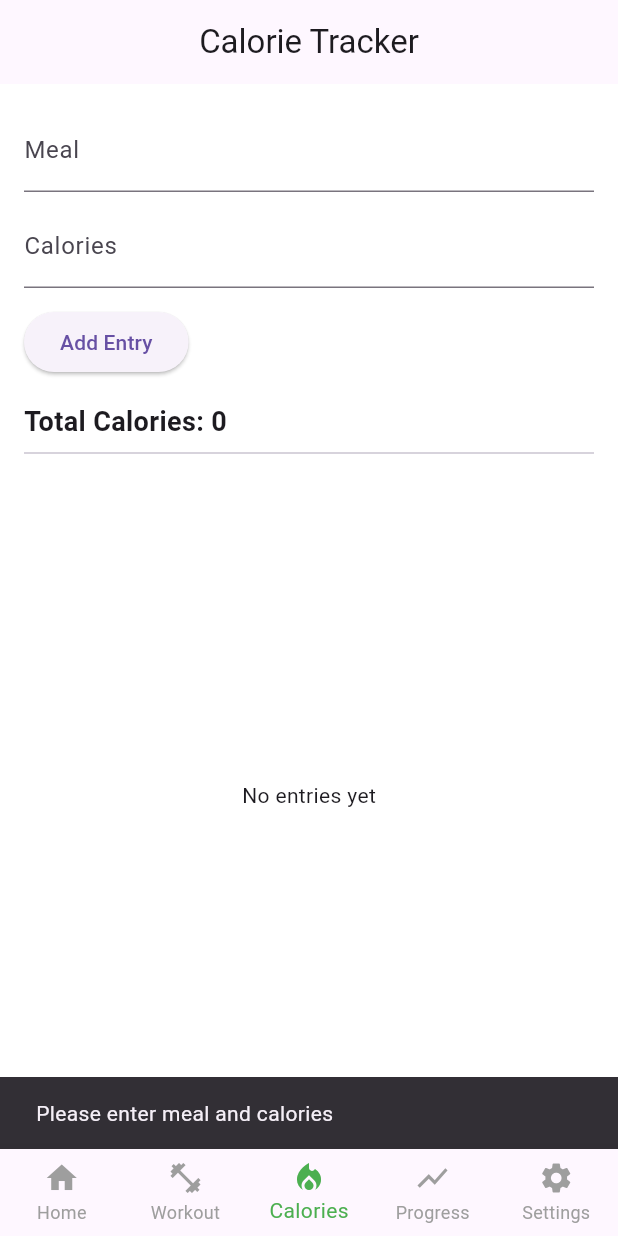
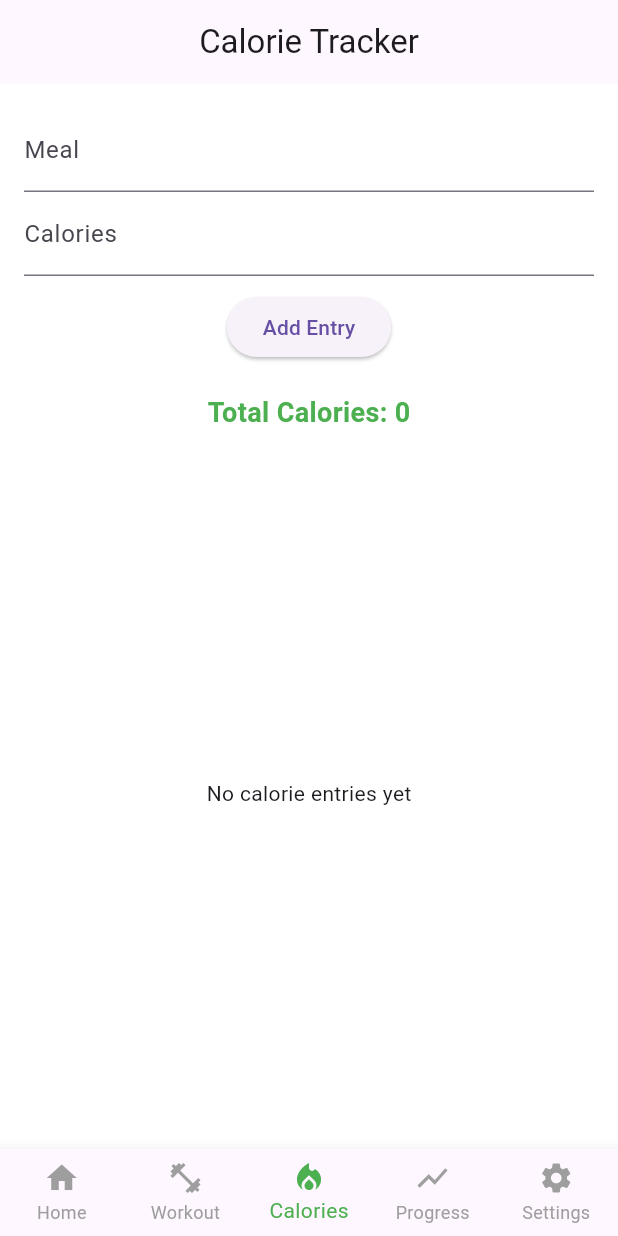
Before and after one commit to 002891677/Group_Project1, a Flutter app: the screen it shows after launch, item 3 of the bottom bar chosen, after a tap on "Add Entry", on a phone screen of 412 x 824 dp. Run offline on Flutter 3.47's test engine with Material 3 defaults, Android fonts, the phone set to English and light mode, and no system bars; our stand-ins replace sqflite; accounts and stored records are empty.

Commit message:
feat(db): connect calorie tracker to SQLite database

```diff
--- a/lib/screens/calorie_tracker.dart
+++ b/lib/screens/calorie_tracker.dart
@@ -1,5 +1,19 @@
 import 'package:flutter/material.dart';
-import '../models/calorie_entry.dart';
+import '../db/database_helper.dart';
+
+class CalorieEntry {
+  final int? id;
+  final String meal;
+  final int calories;
+  final DateTime date;
+
+  CalorieEntry({
+    this.id,
+    required this.meal,
+    required this.calories,
+    required this.date,
+  });
+}
 
 class CalorieTrackerScreen extends StatefulWidget {
   const CalorieTrackerScreen({super.key});
@@ -11,33 +25,67 @@ class CalorieTrackerScreen extends StatefulWidget {
 class _CalorieTrackerScreenState extends State<CalorieTrackerScreen> {
   final _mealCtrl = TextEditingController();
   final _calCtrl = TextEditingController();
+
+  final dbHelper = DatabaseHelper();
   final List<CalorieEntry> _entries = [];
 
-  void _addEntry() {
+  @override
+  void initState() {
+    super.initState();
+    _loadCalories();
+  }
+
+  Future<void> _loadCalories() async {
+    final data = await dbHelper.getCalories();
+    setState(() {
+      _entries.clear();
+      for (var item in data) {
+        _entries.add(
+          CalorieEntry(
+            id: item['id'],
+            meal: item['meal'],
+            calories: item['calories'],
+            date: DateTime.parse(item['date']),
+          ),
+        );
+      }
+    });
+  }
+
+  Future<void> _addEntry() async {
     final meal = _mealCtrl.text.trim();
     final cals = int.tryParse(_calCtrl.text.trim());
-    if (meal.isEmpty || cals == null) {
-      ScaffoldMessenger.of(context).showSnackBar(
-          const SnackBar(content: Text('Please enter meal and calories')));
-      return;
-    }
+    if (meal.isEmpty || cals == null) return;
+
+    final id = await dbHelper.insertCalorie({
+      'meal': meal,
+      'calories': cals,
+      'date': DateTime.now().toString(),
+    });
 
     setState(() {
-      _entries
-          .add(CalorieEntry(meal: meal, calories: cals, date: DateTime.now()));
+      _entries.insert(
+        0,
+        CalorieEntry(
+          id: id,
+          meal: meal,
+          calories: cals,
+          date: DateTime.now(),
+        ),
+      );
     });
 
     _mealCtrl.clear();
     _calCtrl.clear();
   }
 
-  void _deleteEntry(int index) {
-    setState(() {
-      _entries.removeAt(index);
-    });
+  Future<void> _deleteEntry(int id) async {
+    await dbHelper.deleteCalorie(id);
+    await _loadCalories();
   }
 
-  int get totalCalories => _entries.fold(0, (sum, e) => sum + e.calories);
+  int get totalCalories =>
+      _entries.fold(0, (sum, entry) => sum + entry.calories);
 
   @override
   Widget build(BuildContext context) {
@@ -46,40 +94,45 @@ class _CalorieTrackerScreenState extends State<CalorieTrackerScreen> {
       body: Padding(
         padding: const EdgeInsets.all(16),
         child: Column(
-          crossAxisAlignment: CrossAxisAlignment.start,
           children: [
             TextField(
-                controller: _mealCtrl,
-                decoration: const InputDecoration(labelText: 'Meal')),
-            const SizedBox(height: 8),
+              controller: _mealCtrl,
+              decoration: const InputDecoration(labelText: 'Meal'),
+            ),
             TextField(
-                controller: _calCtrl,
-                keyboardType: TextInputType.number,
-                decoration: const InputDecoration(labelText: 'Calories')),
-            const SizedBox(height: 12),
+              controller: _calCtrl,
+              keyboardType: TextInputType.number,
+              decoration: const InputDecoration(labelText: 'Calories'),
+            ),
+            const SizedBox(height: 10),
             ElevatedButton(
-                onPressed: _addEntry, child: const Text('Add Entry')),
-            const SizedBox(height: 16),
-            Text('Total Calories: $totalCalories',
-                style:
-                    const TextStyle(fontSize: 18, fontWeight: FontWeight.bold)),
-            const Divider(),
+              onPressed: _addEntry,
+              child: const Text('Add Entry'),
+            ),
+            const SizedBox(height: 20),
+            Text(
+              'Total Calories: $totalCalories',
+              style: const TextStyle(
+                  fontSize: 18,
+                  fontWeight: FontWeight.bold,
+                  color: Colors.green),
+            ),
+            const SizedBox(height: 20),
             Expanded(
               child: _entries.isEmpty
-                  ? const Center(child: Text('No entries yet'))
+                  ? const Center(child: Text('No calorie entries yet'))
                   : ListView.builder(
                       itemCount: _entries.length,
                       itemBuilder: (context, i) {
                         final e = _entries[i];
                         return Card(
+                          margin: const EdgeInsets.symmetric(vertical: 6),
                           child: ListTile(
-                            title: Text('${e.meal} – ${e.calories} cal'),
-                            subtitle: Text(
-                                'Added: ${e.date.toLocal().toString().split(".").first}'),
+                            title: Text(e.meal),
+                            subtitle: Text('${e.calories} cal'),
                             trailing: IconButton(
-                              icon: const Icon(Icons.delete_outline,
-                                  color: Colors.redAccent, size: 28),
-                              onPressed: () => _deleteEntry(i),
+                              icon: const Icon(Icons.delete, color: Colors.red),
+                              onPressed: () => _deleteEntry(e.id!),
                             ),
                           ),
                         );
```
